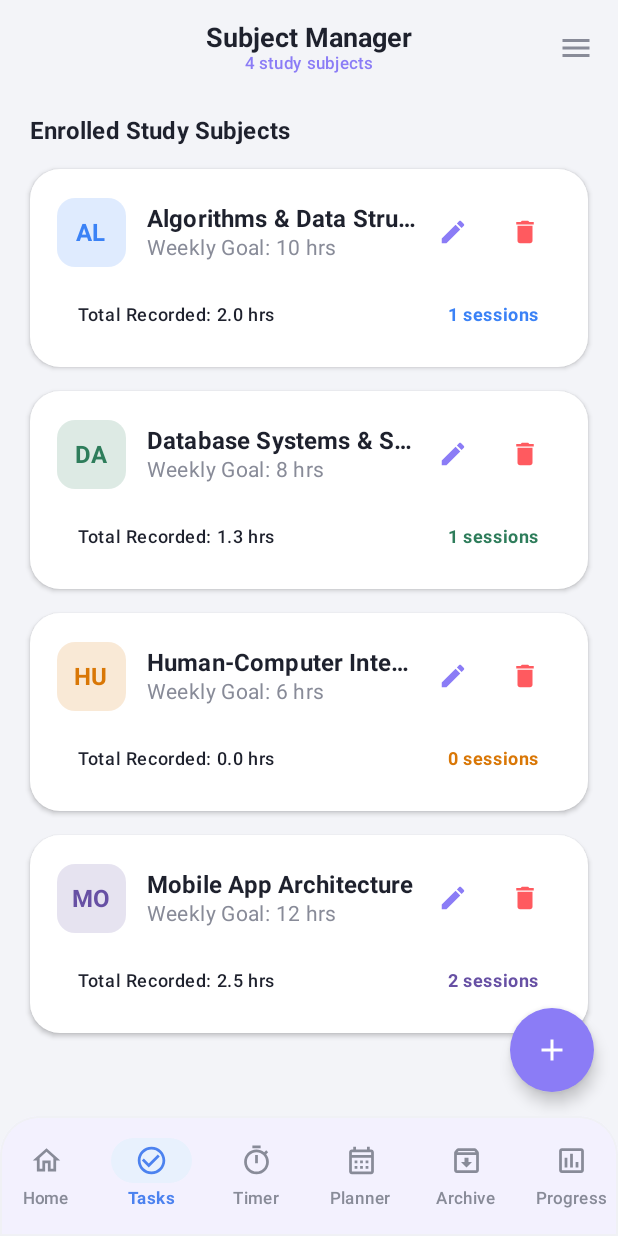
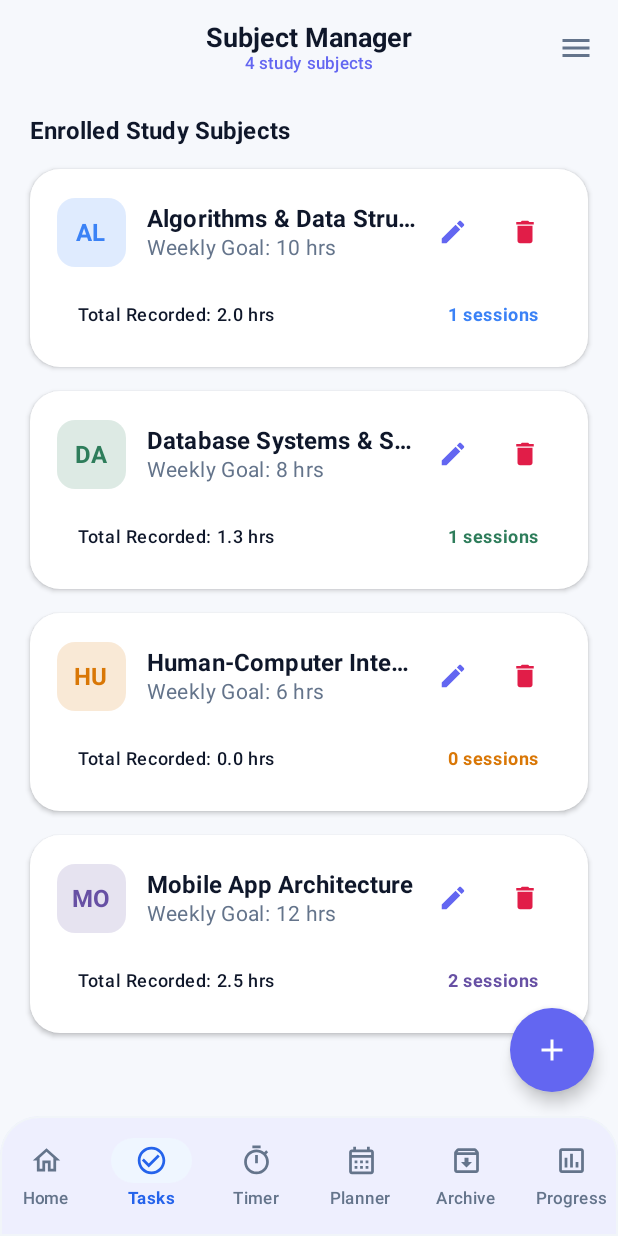
Before and after one commit to pujithakagolanu/EduTrack, an Android app built with Jetpack Compose: the screen it shows after launch (MainActivity), item 2 of the bottom bar chosen, on a phone screen of 412 x 824 dp. Run offline under Robolectric (Android 15) with nearby library versions, the phone set to English and light mode, and no system bars; our stand-ins replace Room's generated code.

Commit message:
Fix bottom bar navigation back to Home with inclusive popUpTo and upgrade light theme to luxury porcelain palette

```diff
--- a/app/src/main/java/com/edutrack/app/navigation/EduTrackNavHost.kt
+++ b/app/src/main/java/com/edutrack/app/navigation/EduTrackNavHost.kt
@@ -217,7 +217,10 @@ fun EduTrackAppContent(
                                 coroutineScope.launch { drawerState.close() }
                                 if (currentRoute != screen.route) {
                                     navController.navigate(screen.route) {
-                                        popUpTo(Screen.Home.route) { saveState = true }
+                                        popUpTo(Screen.Home.route) {
+                                            saveState = (screen.route != Screen.Home.route)
+                                            inclusive = (screen.route == Screen.Home.route)
+                                        }
                                         launchSingleTop = true
                                         restoreState = true
                                     }
@@ -316,7 +319,8 @@ fun EduTrackAppContent(
                             if (targetRoute != currentRoute) {
                                 navController.navigate(targetRoute) {
                                     popUpTo(Screen.Home.route) {
-                                        saveState = true
+                                        saveState = (targetRoute != Screen.Home.route)
+                                        inclusive = (targetRoute == Screen.Home.route)
                                     }
                                     launchSingleTop = true
                                     restoreState = true
--- a/app/src/main/java/com/edutrack/app/ui/theme/Color.kt
+++ b/app/src/main/java/com/edutrack/app/ui/theme/Color.kt
@@ -3,63 +3,63 @@ package com.edutrack.app.ui.theme
 import androidx.compose.ui.graphics.Color
 
 // ==========================================
-// EduTrack Theme Color System (Light & Dark Mode)
+// EduTrack Theme Color System (Luxury Light & Dark Mode)
 // ==========================================
 
-// Light Mode Surfaces
-val LightBg = Color(0xFFF3F4F8)
+// Light Mode Surfaces (Rich warm alabaster / porcelain luxury palette)
+val LightBg = Color(0xFFF6F8FC)
 val LightSurface = Color(0xFFFFFFFF)
 val LightCardBg = Color(0xFFFFFFFF)
 
 // Dark Mode Surfaces (Deep sleek obsidian & charcoal)
-val DarkBg = Color(0xFF12141A)
-val DarkSurface = Color(0xFF1E212B)
-val DarkCardBg = Color(0xFF252936)
-val DarkBorderSubtle = Color(0xFF2E3344)
+val DarkBg = Color(0xFF0F1117)
+val DarkSurface = Color(0xFF181B24)
+val DarkCardBg = Color(0xFF222634)
+val DarkBorderSubtle = Color(0xFF2B3042)
 
 // Backward compatibility aliases
 val SmartBg = LightBg
 val SmartSurface = LightSurface
 val SmartCardBg = LightCardBg
 
-// Accent Pill & Status Colors
-val CoralRed = Color(0xFFFF5A5F)
-val CoralRedLight = Color(0xFFFFEAEB)
+// Accent Pill & Status Colors (Refined jewel tones)
+val CoralRed = Color(0xFFE11D48)
+val CoralRedLight = Color(0xFFFFF1F2)
 
-val AccentBlue = Color(0xFF4C82EF)
-val AccentBlueLight = Color(0xFFE8F1FD)
-val AccentBlueDarkContainer = Color(0xFF1E2E4E)
+val AccentBlue = Color(0xFF2563EB)
+val AccentBlueLight = Color(0xFFEFF6FF)
+val AccentBlueDarkContainer = Color(0xFF1E3A8A)
 
-val AccentMint = Color(0xFF38B27A)
-val AccentMintLight = Color(0xFFE5F7EE)
-val AccentMintDarkContainer = Color(0xFF193829)
+val AccentMint = Color(0xFF059669)
+val AccentMintLight = Color(0xFFECFDF5)
+val AccentMintDarkContainer = Color(0xFF064E3B)
 
-val AccentPurple = Color(0xFF8B7CF6)
-val AccentPurpleLight = Color(0xFFF2EEFD)
-val AccentPurpleDarkContainer = Color(0xFF2C244A)
+val AccentPurple = Color(0xFF6366F1)
+val AccentPurpleLight = Color(0xFFEEF2FF)
+val AccentPurpleDarkContainer = Color(0xFF312E81)
 
-val AccentOrange = Color(0xFFFF9F43)
-val AccentOrangeLight = Color(0xFFFFF2E6)
+val AccentOrange = Color(0xFFD97706)
+val AccentOrangeLight = Color(0xFFFFFBEB)
 
-val ChipInactiveBg = Color(0xFFEAEBED)
-val ChipInactiveText = Color(0xFF757885)
+val ChipInactiveBg = Color(0xFFEEF1F6)
+val ChipInactiveText = Color(0xFF64748B)
 val ChipInactiveBgDark = Color(0xFF2C303E)
 val ChipInactiveTextDark = Color(0xFFA6AAB8)
 
-// Typography - Light
-val TextDark = Color(0xFF1E212D)
-val TextMuted = Color(0xFF888B98)
-val TextLight = Color(0xFFA6AAB6)
+// Typography - Light (Deep slate charcoal)
+val TextDark = Color(0xFF0F172A)
+val TextMuted = Color(0xFF64748B)
+val TextLight = Color(0xFF94A3B8)
 
 // Typography - Dark
-val TextLightHighContrast = Color(0xFFF5F6FA)
-val TextLightMuted = Color(0xFFA0A4B4)
+val TextLightHighContrast = Color(0xFFF8FAFC)
+val TextLightMuted = Color(0xFF94A3B8)
 
 // Progress Bar Colors
-val ProgressTrack = Color(0xFFECEFF5)
-val ProgressTrackDark = Color(0xFF2E3342)
-val ProgressPurple = Color(0xFF9069E8)
+val ProgressTrack = Color(0xFFE2E8F0)
+val ProgressTrackDark = Color(0xFF1E293B)
+val ProgressPurple = Color(0xFF7C3AED)
 
-// Borders
-val BorderSubtle = Color(0xFFE9EAF0)
-val BorderSoft = Color(0xFFF0F1F5)
+// Luxury Borders & Highlights
+val BorderSubtle = Color(0xFFE2E8F0)
+val BorderSoft = Color(0xFFF1F5F9)
```
